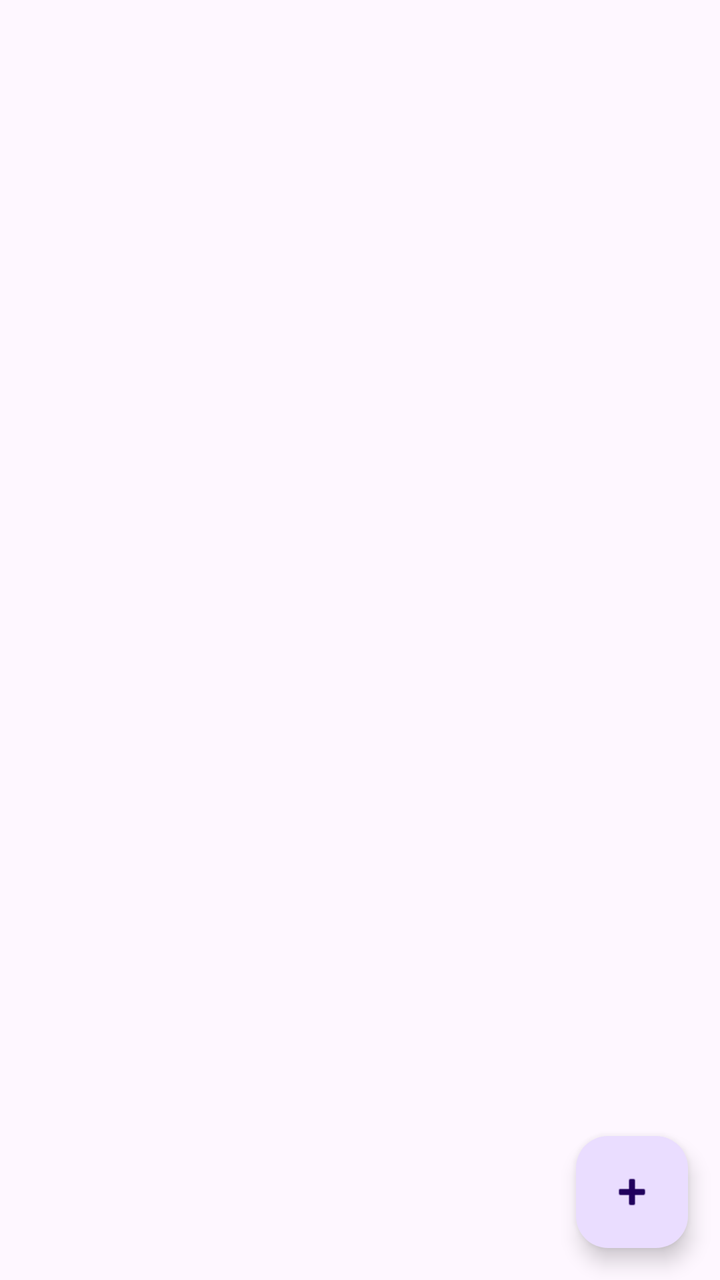
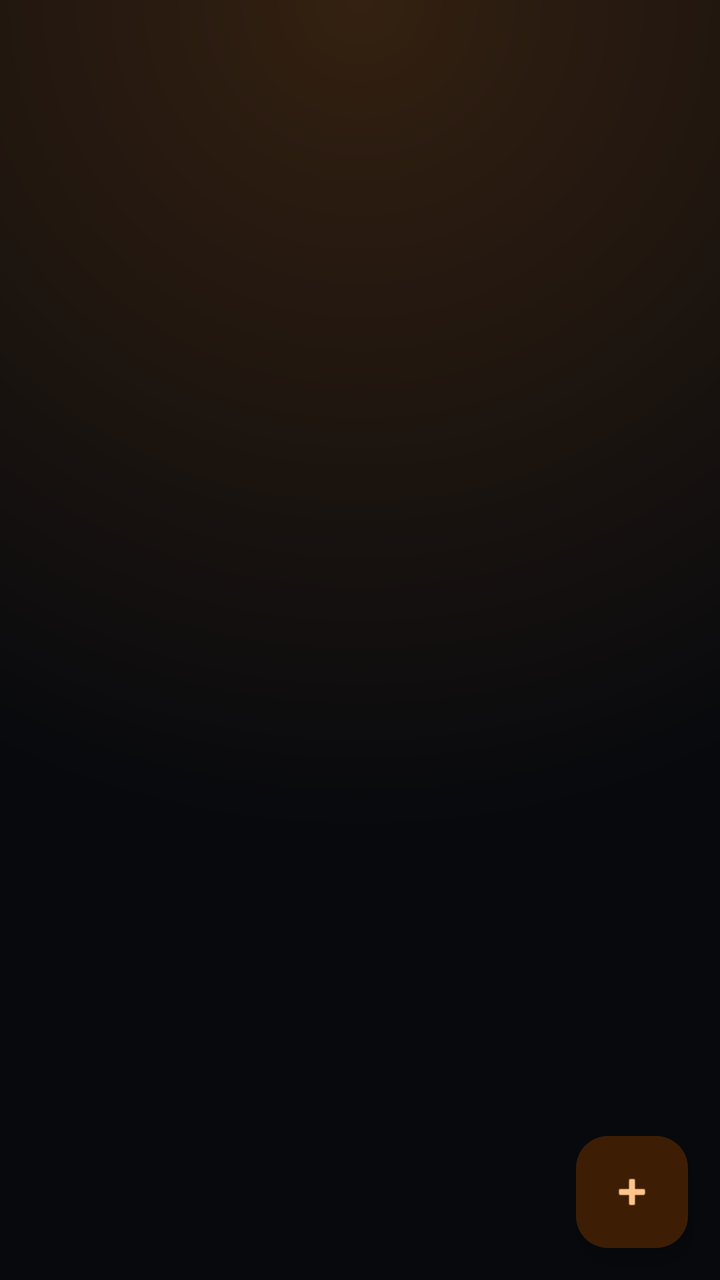

Before-and-after screenshots of an Android layout around one commit, followed by the original layout XML and the change that was made.
<!-- AndroidManifest.xml: application theme Theme.GuitarTuner -->
<!-- res/layout/fragment_songs.xml -->
<?xml version="1.0" encoding="utf-8"?>
<FrameLayout
    xmlns:android="http://schemas.android.com/apk/res/android"
    android:layout_width="match_parent"
    android:layout_height="match_parent">

    <androidx.recyclerview.widget.RecyclerView
        android:id="@+id/recyclerSongs"
        android:layout_width="match_parent"
        android:layout_height="match_parent"
        android:clipToPadding="false"
        android:paddingTop="10dp"
        android:paddingBottom="88dp"/>

    <TextView
        android:id="@+id/textSongsEmpty"
        android:layout_width="match_parent"
        android:layout_height="wrap_content"
        android:layout_gravity="center"
        android:gravity="center"
        android:padding="32dp"
        android:text="Песен пока нет.\nНажмите «+», чтобы добавить файл Guitar Pro\n(.gp, .gpx, .gp5, .gp4, .gp3)"
        android:textSize="16sp"
        android:visibility="gone"/>

    <com.google.android.material.floatingactionbutton.FloatingActionButton
        android:id="@+id/fabImportSong"
        android:layout_width="wrap_content"
        android:layout_height="wrap_content"
        android:layout_gravity="bottom|end"
        android:layout_margin="16dp"
        android:src="@android:drawable/ic_input_add"
        android:contentDescription="Импортировать песню"/>

</FrameLayout>
<!-- resources referenced by this layout -->
<resources>
  <style name="Theme.GuitarTuner" parent="Base.Theme.GuitarTuner" />
  <style name="Base.Theme.GuitarTuner" parent="Theme.Material3.DayNight.NoActionBar">
          
          
      </style>
</resources>

<!-- the commit's change to res/layout/fragment_songs.xml (unified diff, before → after) -->
@@ -6,6 +6,7 @@
 
     <androidx.recyclerview.widget.RecyclerView
         android:id="@+id/recyclerSongs"
+        android:layoutAnimation="@anim/layout_cascade"
         android:layout_width="match_parent"
         android:layout_height="match_parent"
         android:clipToPadding="false"
<!-- resource entries referenced after the edit -->
@@ -1,9 +1,77 @@
 <!-- resources referenced by this layout -->
 <resources>
   <style name="Theme.GuitarTuner" parent="Base.Theme.GuitarTuner" />
-  <style name="Base.Theme.GuitarTuner" parent="Theme.Material3.DayNight.NoActionBar">
+  <style name="Base.Theme.GuitarTuner" parent="Theme.Material3.Dark.NoActionBar">
+          <item name="colorPrimary">@color/gt_primary</item>
+          <item name="colorOnPrimary">@color/gt_on_primary</item>
+          <item name="colorPrimaryContainer">@color/gt_primary_container</item>
+          <item name="colorOnPrimaryContainer">@color/gt_on_primary_container</item>
+          <item name="colorSecondary">@color/gt_secondary</item>
+          <item name="colorOnSecondary">@color/gt_on_secondary</item>
+          <item name="colorSecondaryContainer">@color/gt_secondary_container</item>
+          <item name="colorOnSecondaryContainer">@color/gt_on_secondary_container</item>
+  
+          <item name="android:colorBackground">@color/gt_background</item>
+          <item name="colorSurface">@color/gt_background</item>
+          <item name="colorOnSurface">@color/gt_on_surface</item>
+          <item name="colorOnSurfaceVariant">@color/gt_on_surface_variant</item>
+          <item name="colorSurfaceContainer">@color/gt_surface_container</item>
+          <item name="colorSurfaceContainerLow">@color/gt_surface_container</item>
+          <item name="colorSurfaceContainerHigh">@color/gt_surface_container_high</item>
+          <item name="colorSurfaceContainerHighest">@color/gt_surface_container_high</item>
+          <item name="colorOutline">@color/gt_outline</item>
+          <item name="colorOutlineVariant">@color/gt_outline</item>
+  
           
-          
+          <item name="android:windowBackground">@drawable/bg_screen</item>
+          <item name="android:statusBarColor">@color/gt_background</item>
+          <item name="android:navigationBarColor">@color/gt_navigation</item>
+          <item name="android:windowLightStatusBar">false</item>
+  
+          <item name="materialButtonStyle">@style/Widget.GuitarTuner.Button</item>
+          <item name="chipStyle">@style/Widget.GuitarTuner.Chip</item>
       </style>
+  <color name="gt_primary">#FF8A1F</color>
+  <color name="gt_on_primary">#1C0B00</color>
+  <color name="gt_primary_container">#3D1E05</color>
+  <color name="gt_on_primary_container">#FFC48A</color>
+  <color name="gt_secondary">#FFB15C</color>
+  <color name="gt_on_secondary">#2A1500</color>
+  <color name="gt_secondary_container">#24170B</color>
+  <color name="gt_on_secondary_container">#FFCF99</color>
+  <color name="gt_background">#07090D</color>
+  <color name="gt_on_surface">#F1F3F7</color>
+  <color name="gt_on_surface_variant">#9AA4B2</color>
+  <color name="gt_surface_container">#10141B</color>
+  <color name="gt_surface_container_high">#181D27</color>
+  <color name="gt_outline">#2A3140</color>
+  <!-- drawable bg_screen (drawable) -->
+  <?xml version="1.0" encoding="utf-8"?>
+  <layer-list xmlns:android="http://schemas.android.com/apk/res/android">
+      <item>
+          <shape android:shape="rectangle">
+              <solid android:color="@color/gt_background"/>
+          </shape>
+      </item>
+      <item>
+          <shape android:shape="rectangle">
+              <gradient
+                  android:type="radial"
+                  android:centerX="0.5"
+                  android:centerY="0"
+                  android:gradientRadius="420dp"
+                  android:startColor="#2EFF8A1F"
+                  android:endColor="#00FF8A1F"/>
+          </shape>
+      </item>
+  </layer-list>
+  <color name="gt_navigation">#0B0E14</color>
+  <style name="Widget.GuitarTuner.Button" parent="Widget.Material3.Button">
+          <item name="cornerRadius">16dp</item>
+      </style>
+  <style name="Widget.GuitarTuner.Chip" parent="Widget.Material3.Chip.Filter">
+          <item name="chipStrokeColor">@color/gt_card_stroke</item>
+      </style>
+  <color name="gt_card_stroke">#40FF8A1F</color>
 </resources>
 
